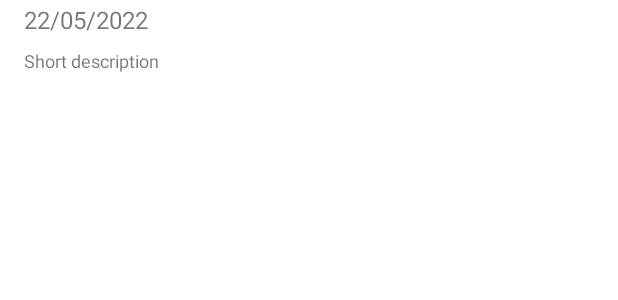
After one commit to alpha900i/HardwareDataListener, an Android app: the layout item_log.xml on its own in the app's theme, with its tools: preview values and no code run, on a phone screen of 412 x 824 dp. The commit adds this screen. Shown: the top 300 px of the screen. Run offline under Robolectric (Android 15) with nearby library versions, the phone set to English and light mode, and no system bars.

Commit message:
RecyclerView with subscription to actual list in MainFragment

```diff
--- a/app/src/main/java/com/alpha900i/samsungproject/model/LogDao.java
+++ b/app/src/main/java/com/alpha900i/samsungproject/model/LogDao.java
@@ -15,7 +15,7 @@ public abstract class LogDao {
     @Query("SELECT * FROM log")
     public abstract List<LogEntry> getAllLogs();
 
-    @Query("SELECT * FROM log")
+    @Query("SELECT * FROM log ORDER BY timestamp DESC")
     public abstract LiveData<List<LogEntry>> getAllLogsLive();
 
     @Query("SELECT COUNT(*) FROM log")
--- /dev/null
+++ b/app/src/main/res/layout/item_log.xml
@@ -0,0 +1,35 @@
+<?xml version="1.0" encoding="utf-8"?>
+<androidx.constraintlayout.widget.ConstraintLayout
+    xmlns:android="http://schemas.android.com/apk/res/android"
+    xmlns:app="http://schemas.android.com/apk/res-auto"
+    xmlns:tools="http://schemas.android.com/tools"
+    android:layout_width="match_parent"
+    android:layout_height="wrap_content"
+    android:layout_marginTop="2dp"
+    android:layout_marginBottom="2dp"
+    android:layout_marginStart="8dp"
+    android:layout_marginEnd="8dp"
+    android:orientation="vertical">
+
+    <TextView
+        android:id="@+id/timestamp_text"
+        android:layout_width="match_parent"
+        android:layout_height="wrap_content"
+        android:layout_marginStart="8dp"
+        android:layout_marginEnd="8dp"
+        app:layout_constraintTop_toTopOf="parent"
+        app:layout_constraintLeft_toLeftOf="parent"
+        android:textSize="16sp"
+        tools:text = "22/05/2022"/>
+
+    <TextView
+        android:id="@+id/short_description_text"
+        android:layout_width="match_parent"
+        android:layout_height="wrap_content"
+        android:layout_marginStart="8dp"
+        android:layout_marginTop="8dp"
+        app:layout_constraintTop_toBottomOf="@id/timestamp_text"
+        app:layout_constraintLeft_toLeftOf="parent"
+        android:textSize="12sp"
+        tools:text = "Short description"/>
+</androidx.constraintlayout.widget.ConstraintLayout>
```
Also changed, not shown: app/src/main/java/com/alpha900i/samsungproject/model/LogEntry.java (+68 -0 lines), app/src/main/java/com/alpha900i/samsungproject/view/LogAdapter.java (added, +72 -0 lines), app/src/main/java/com/alpha900i/samsungproject/view/MasterListFragment.java (+18 -0 lines), app/src/main/java/com/alpha900i/samsungproject/view_model/MasterListViewModel.java (added, +25 -0 lines), app/src/main/res/layout/fragment_master_list.xml (+7 -8 lines).
